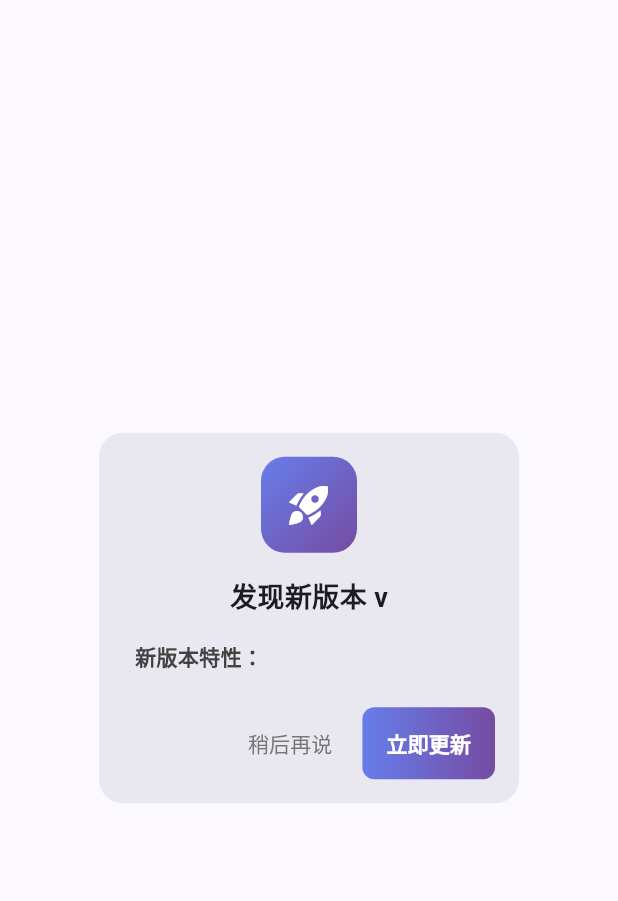
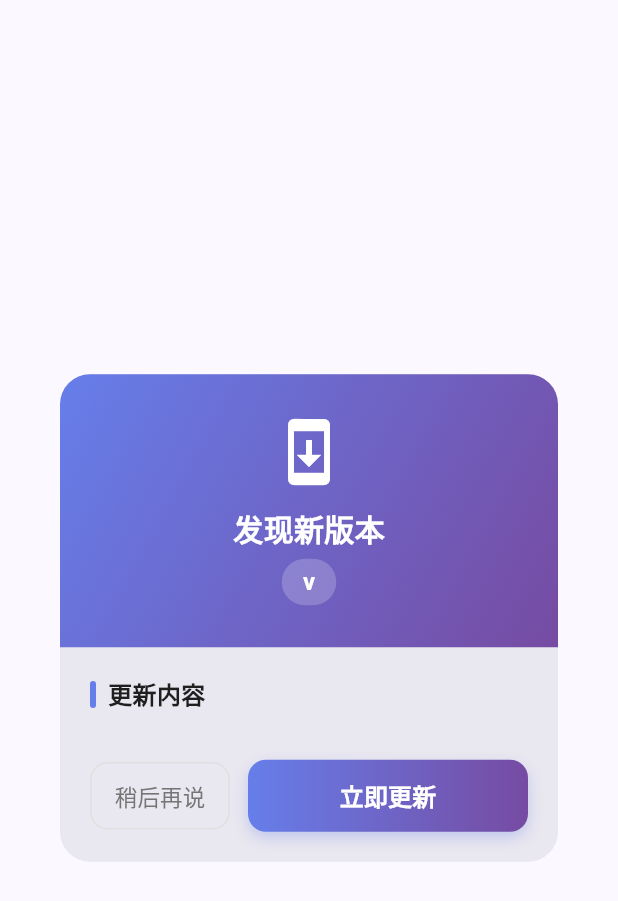
Before and after one commit to guangyuwei853-maker/daily-goal-app, a Flutter app: the UpdateDialog widget shown alone on an empty page, opened directly with empty values, on a phone screen of 412 x 824 dp. Shown: the top 901 px of the screen. Run offline on Flutter 3.47's test engine with Material 3 defaults, Android fonts, the phone set to English and light mode, and no system bars; our stand-ins replace flutter_local_notifications, image_picker, package_info_plus, shared_preferences, sqflite, timezone; accounts and stored records are empty; network calls fail.

Commit message:
feat: v1.4.2 优化更新弹窗UI，醒目展示更新内容

```diff
--- a/lib/screens/main_screen.dart
+++ b/lib/screens/main_screen.dart
@@ -35,12 +35,19 @@ class _MainScreenState extends State<MainScreen> {
 
   Future<void> _checkForUpdates() async {
     if (kIsWeb) return;
+    try {
+      debugPrint('[UpdateCheck] currentVersion=${AppConfig.currentVersion}, url=${AppConfig.updateCheckUrl}');
       final updateInfo = await UpdateService().checkForUpdate();
+      debugPrint('[UpdateCheck] result=${updateInfo?.version ?? "no update"}');
       if (updateInfo != null && mounted) {
         showDialog(
           context: context,
+          barrierDismissible: false,
           builder: (_) => UpdateDialog(updateInfo: updateInfo),
         );
+      }
+    } catch (e) {
+      debugPrint('[UpdateCheck] error: $e');
     }
   }
 
--- a/lib/utils/update_service.dart
+++ b/lib/utils/update_service.dart
@@ -23,8 +23,8 @@ class AppConfig {
   static const String updateCheckUrl =
       'https://raw.githubusercontent.com/guangyuwei853-maker/daily-goal-app/main/version.json';
 
-  static const String currentVersion = '1.4.1';
-  static const int currentBuildNumber = 6;
+  static const String currentVersion = '1.4.2';
+  static const int currentBuildNumber = 7;
 }
 
 class UpdateService {
--- a/lib/widgets/update_dialog.dart
+++ b/lib/widgets/update_dialog.dart
@@ -13,122 +13,231 @@ class UpdateDialog extends StatefulWidget {
   State<UpdateDialog> createState() => _UpdateDialogState();
 }
 
-class _UpdateDialogState extends State<UpdateDialog> {
+class _UpdateDialogState extends State<UpdateDialog>
+    with SingleTickerProviderStateMixin {
   bool _isDownloading = false;
+  late AnimationController _animController;
+  late Animation<double> _scaleAnim;
+
+  @override
+  void initState() {
+    super.initState();
+    _animController = AnimationController(
+      duration: const Duration(milliseconds: 400),
+      vsync: this,
+    );
+    _scaleAnim = CurvedAnimation(parent: _animController, curve: Curves.easeOutBack);
+    _animController.forward();
+  }
+
+  @override
+  void dispose() {
+    _animController.dispose();
+    super.dispose();
+  }
 
   @override
   Widget build(BuildContext context) {
     return PopScope(
       canPop: !_isDownloading,
-      child: AlertDialog(
-        shape: RoundedRectangleBorder(borderRadius: BorderRadius.circular(16)),
-        contentPadding: const EdgeInsets.fromLTRB(24, 16, 24, 0),
-        actionsPadding: const EdgeInsets.fromLTRB(16, 0, 16, 16),
-        content: Column(
+      child: ScaleTransition(
+        scale: _scaleAnim,
+        child: Dialog(
+          shape: RoundedRectangleBorder(borderRadius: BorderRadius.circular(20)),
+          child: Column(
             mainAxisSize: MainAxisSize.min,
             children: [
-            // App icon
+              // 顶部渐变区域
               Container(
-              width: 64,
-              height: 64,
-              decoration: BoxDecoration(
-                gradient: const LinearGradient(
+                width: double.infinity,
+                padding: const EdgeInsets.symmetric(vertical: 28),
+                decoration: const BoxDecoration(
+                  gradient: LinearGradient(
                     colors: [AppColors.primaryStart, AppColors.primaryEnd],
                     begin: Alignment.topLeft,
                     end: Alignment.bottomRight,
                   ),
-                borderRadius: BorderRadius.circular(16),
+                  borderRadius: BorderRadius.only(
+                    topLeft: Radius.circular(20),
+                    topRight: Radius.circular(20),
                   ),
-              child: const Icon(Icons.rocket_launch, color: Colors.white, size: 32),
                 ),
-            const SizedBox(height: 16),
-            // Title
-            Text(
-              '发现新版本 v${widget.updateInfo.version}',
-              style: const TextStyle(fontSize: 18, fontWeight: FontWeight.bold),
+                child: Column(
+                  children: [
+                    const Icon(Icons.system_update, color: Colors.white, size: 48),
+                    const SizedBox(height: 12),
+                    const Text(
+                      '发现新版本',
+                      style: TextStyle(
+                        color: Colors.white,
+                        fontSize: 20,
+                        fontWeight: FontWeight.bold,
                       ),
-            const SizedBox(height: 16),
-            // Changelog
-            Align(
-              alignment: Alignment.centerLeft,
+                    ),
+                    const SizedBox(height: 6),
+                    Container(
+                      padding: const EdgeInsets.symmetric(horizontal: 14, vertical: 4),
+                      decoration: BoxDecoration(
+                        color: Colors.white.withOpacity(0.2),
+                        borderRadius: BorderRadius.circular(20),
+                      ),
                       child: Text(
-                '新版本特性：',
-                style: TextStyle(
-                  fontSize: 14,
+                        'v${widget.updateInfo.version}',
+                        style: const TextStyle(
+                          color: Colors.white,
+                          fontSize: 16,
                           fontWeight: FontWeight.w600,
-                  color: Colors.grey.shade800,
                         ),
                       ),
                     ),
-            const SizedBox(height: 8),
-            Align(
-              alignment: Alignment.centerLeft,
-              child: _buildChangelog(widget.updateInfo.changelog),
+                  ],
                 ),
-            const SizedBox(height: 16),
-            // Progress indicator when downloading
-            if (_isDownloading)
-              const Padding(
-                padding: EdgeInsets.only(bottom: 8),
-                child: LinearProgressIndicator(),
+              ),
+
+              // 更新内容区域
+              Padding(
+                padding: const EdgeInsets.fromLTRB(20, 20, 20, 8),
+                child: Column(
+                  crossAxisAlignment: CrossAxisAlignment.start,
+                  children: [
+                    Row(
+                      children: [
+                        Container(
+                          width: 4,
+                          height: 18,
+                          decoration: BoxDecoration(
+                            color: AppColors.primaryStart,
+                            borderRadius: BorderRadius.circular(2),
+                          ),
+                        ),
+                        const SizedBox(width: 8),
+                        const Text(
+                          '更新内容',
+                          style: TextStyle(
+                            fontSize: 16,
+                            fontWeight: FontWeight.bold,
+                            color: Colors.black87,
+                          ),
                         ),
                       ],
                     ),
-        actions: [
-          // "稍后再说" button
-          TextButton(
+                    const SizedBox(height: 12),
+                    // Changelog items
+                    ..._buildChangelogItems(widget.updateInfo.changelog),
+                    const SizedBox(height: 4),
+                  ],
+                ),
+              ),
+
+              // 下载进度
+              if (_isDownloading)
+                const Padding(
+                  padding: EdgeInsets.symmetric(horizontal: 20),
+                  child: LinearProgressIndicator(
+                    valueColor: AlwaysStoppedAnimation(AppColors.primaryStart),
+                  ),
+                ),
+
+              // 按钮区域
+              Padding(
+                padding: const EdgeInsets.fromLTRB(20, 8, 20, 20),
+                child: Row(
+                  children: [
+                    // 稍后再说
+                    Expanded(
+                      child: OutlinedButton(
                         onPressed: _isDownloading ? null : () => Navigator.of(context).pop(),
+                        style: OutlinedButton.styleFrom(
+                          padding: const EdgeInsets.symmetric(vertical: 12),
+                          side: BorderSide(color: Colors.grey.shade300),
+                          shape: RoundedRectangleBorder(
+                            borderRadius: BorderRadius.circular(12),
+                          ),
+                        ),
                         child: Text(
                           '稍后再说',
-              style: TextStyle(color: Colors.grey.shade600),
+                          style: TextStyle(color: Colors.grey.shade600, fontSize: 15),
                         ),
                       ),
-          // "立即更新" button with gradient
-          Container(
+                    ),
+                    const SizedBox(width: 12),
+                    // 立即更新
+                    Expanded(
+                      flex: 2,
+                      child: Container(
                         decoration: BoxDecoration(
                           gradient: const LinearGradient(
                             colors: [AppColors.primaryStart, AppColors.primaryEnd],
                           ),
-              borderRadius: BorderRadius.circular(8),
+                          borderRadius: BorderRadius.circular(12),
+                          boxShadow: [
+                            BoxShadow(
+                              color: AppColors.primaryStart.withOpacity(0.3),
+                              blurRadius: 8,
+                              offset: const Offset(0, 4),
+                            ),
+                          ],
                         ),
                         child: MaterialButton(
                           onPressed: _isDownloading ? null : _handleUpdate,
-              shape: RoundedRectangleBorder(borderRadius: BorderRadius.circular(8)),
+                          padding: const EdgeInsets.symmetric(vertical: 12),
+                          shape: RoundedRectangleBorder(
+                            borderRadius: BorderRadius.circular(12),
+                          ),
                           child: const Text(
                             '立即更新',
-                style: TextStyle(color: Colors.white, fontWeight: FontWeight.bold),
+                            style: TextStyle(
+                              color: Colors.white,
+                              fontWeight: FontWeight.bold,
+                              fontSize: 16,
+                            ),
+                          ),
+                        ),
+                      ),
+                    ),
+                  ],
+                ),
+              ),
+            ],
+          ),
+        ),
+      ),
+    );
+  }
+
+  List<Widget> _buildChangelogItems(String changelog) {
+    final lines = changelog.split('\n').where((l) => l.trim().isNotEmpty).toList();
+    return lines.asMap().entries.map((entry) {
+      final text = entry.value.replaceFirst(RegExp(r'^\d+\.\s*'), '');
+      return Padding(
+        padding: const EdgeInsets.only(bottom: 10),
+        child: Row(
+          crossAxisAlignment: CrossAxisAlignment.start,
+          children: [
+            Container(
+              margin: const EdgeInsets.only(top: 6),
+              width: 6,
+              height: 6,
+              decoration: const BoxDecoration(
+                color: AppColors.primaryStart,
+                shape: BoxShape.circle,
+              ),
+            ),
+            const SizedBox(width: 10),
+            Expanded(
+              child: Text(
+                text,
+                style: TextStyle(
+                  fontSize: 14,
+                  color: Colors.grey.shade700,
+                  height: 1.5,
                 ),
               ),
             ),
           ],
         ),
       );
-  }
-
-  Widget _buildChangelog(String changelog) {
-    final lines = changelog.split('\n').where((l) => l.trim().isNotEmpty).toList();
-    return Column(
-      crossAxisAlignment: CrossAxisAlignment.start,
-      children: lines.map((line) {
-        // Remove leading number/bullet markers for display
-        final text = line.replaceFirst(RegExp(r'^\d+\.\s*'), '');
-        return Padding(
-          padding: const EdgeInsets.only(bottom: 4),
-          child: Row(
-            crossAxisAlignment: CrossAxisAlignment.start,
-            children: [
-              const Text('  •  ', style: TextStyle(color: AppColors.primaryStart)),
-              Expanded(
-                child: Text(
-                  text,
-                  style: TextStyle(fontSize: 14, color: Colors.grey.shade700, height: 1.4),
-                ),
-              ),
-            ],
-          ),
-        );
-      }).toList(),
-    );
+    }).toList();
   }
 
   Future<void> _handleUpdate() async {
--- a/pubspec.yaml
+++ b/pubspec.yaml
@@ -16,7 +16,7 @@ publish_to: 'none' # Remove this line if you wish to publish to pub.dev
 # https://developer.apple.com/library/archive/documentation/General/Reference/InfoPlistKeyReference/Articles/CoreFoundationKeys.html
 # In Windows, build-name is used as the major, minor, and patch parts
 # of the product and file versions while build-number is used as the build suffix.
-version: 1.4.1+6
+version: 1.4.2+7
 
 environment:
   sdk: ^3.7.2
--- a/version.json
+++ b/version.json
@@ -1,6 +1,6 @@
 {
   "version": "1.4.2",
   "buildNumber": 7,
-  "changelog": "1. 测试自动更新功能\n2. 验证更新弹窗展示效果",
+  "changelog": "1. 优化更新弹窗，醒目展示更新内容\n2. 主任务完成时子任务自动全部完成\n3. 首页目标卡片支持展开/收起子任务",
   "downloadUrl": "https://github.com/guangyuwei853-maker/daily-goal-app/releases/latest/download/DailyFlow.apk"
 }
```
Lines whose indentation alone changed are shown as unchanged.
